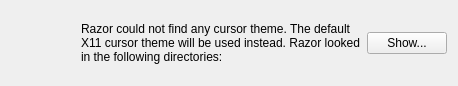
Above: lxqt-config-mouse/ui/warninglabel.ui from lxqt/lxqt-config before the change. Below: the same form after it.
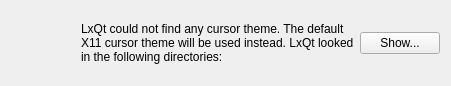
That is the form after the change.

Commit message: Finish the crazy razor=>lxqt renaming tasks.

```diff
--- a/lxqt-config-mouse/ui/warninglabel.ui
+++ b/lxqt-config-mouse/ui/warninglabel.ui
@@ -41,7 +41,7 @@
         </sizepolicy>
        </property>
        <property name="text">
-        <string>Razor could not find any cursor theme. The default X11 cursor theme will be used instead. Razor looked in the following directories:</string>
+        <string>LxQt could not find any cursor theme. The default X11 cursor theme will be used instead. LxQt looked in the following directories:</string>
        </property>
        <property name="wordWrap">
         <bool>true</bool>
```
The commit also changes 228 other files.
